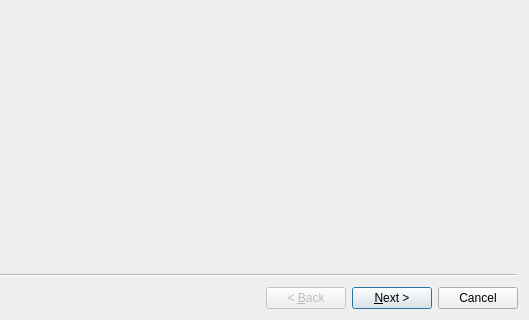
Above: ImageRaster/CalibrationWizard.ui from lebenasa/ImageRasterReboot before the change; both pictures show x 92 to 621 and y 190 to 510 of the 621 by 510 pixel window. Below: the same form after it.
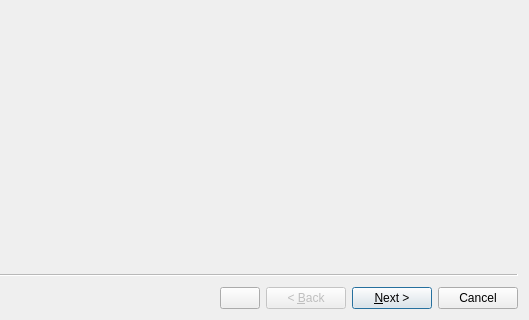
That is the form after the change. Custom widgets are drawn as their Qt base class.

Diff of the .ui file:
```diff
--- a/ImageRaster/CalibrationWizard.ui
+++ b/ImageRaster/CalibrationWizard.ui
@@ -13,6 +13,9 @@
   <property name="windowTitle">
    <string>Lens Calibration</string>
   </property>
+  <property name="options">
+   <set>QWizard::HaveCustomButton1|QWizard::HelpButtonOnRight</set>
+  </property>
   <widget class="QWizardPage" name="wizardPage1">
    <property name="title">
     <string>Calibration Wizard</string>
```
